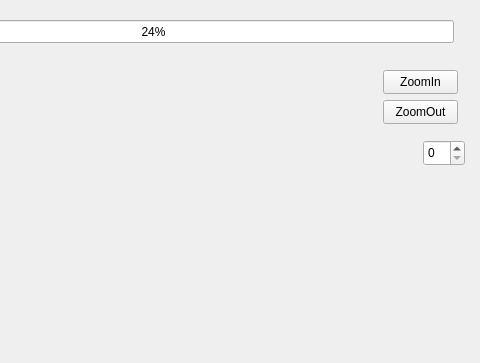
The window that mainwindow.ui (Patcast/SearchingAlgorithms) describes before a commit, drawn with Qt 5; both pictures show x 797 to 1277 and y 0 to 363 of the 1277 by 677 pixel window.
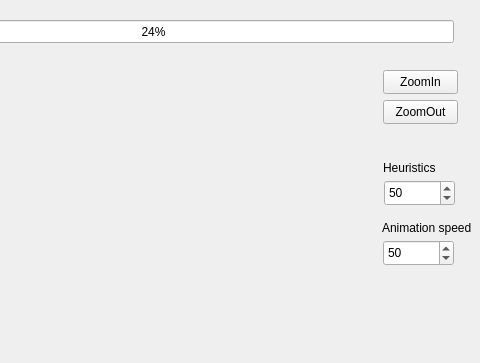
The same window after the commit.

The edit to the form file:
```diff
--- a/mainwindow.ui
+++ b/mainwindow.ui
@@ -107,11 +107,59 @@
    <widget class="QSpinBox" name="HeuristicsInput">
     <property name="geometry">
      <rect>
-      <x>1220</x>
-      <y>140</y>
-      <width>42</width>
+      <x>1181</x>
+      <y>180</y>
+      <width>71</width>
       <height>26</height>
      </rect>
+    </property>
+    <property name="maximum">
+     <number>100</number>
+    </property>
+    <property name="value">
+     <number>50</number>
+    </property>
+   </widget>
+   <widget class="QLabel" name="label_2">
+    <property name="geometry">
+     <rect>
+      <x>1180</x>
+      <y>160</y>
+      <width>61</width>
+      <height>16</height>
+     </rect>
+    </property>
+    <property name="text">
+     <string>Heuristics</string>
+    </property>
+   </widget>
+   <widget class="QLabel" name="label_3">
+    <property name="geometry">
+     <rect>
+      <x>1179</x>
+      <y>220</y>
+      <width>91</width>
+      <height>16</height>
+     </rect>
+    </property>
+    <property name="text">
+     <string>Animation speed</string>
+    </property>
+   </widget>
+   <widget class="QSpinBox" name="SpeedInput">
+    <property name="geometry">
+     <rect>
+      <x>1180</x>
+      <y>240</y>
+      <width>71</width>
+      <height>26</height>
+     </rect>
+    </property>
+    <property name="maximum">
+     <number>100</number>
+    </property>
+    <property name="value">
+     <number>50</number>
     </property>
    </widget>
   </widget>
```
Left out of the diff: 18 changed lines with no effect on the pictures.
